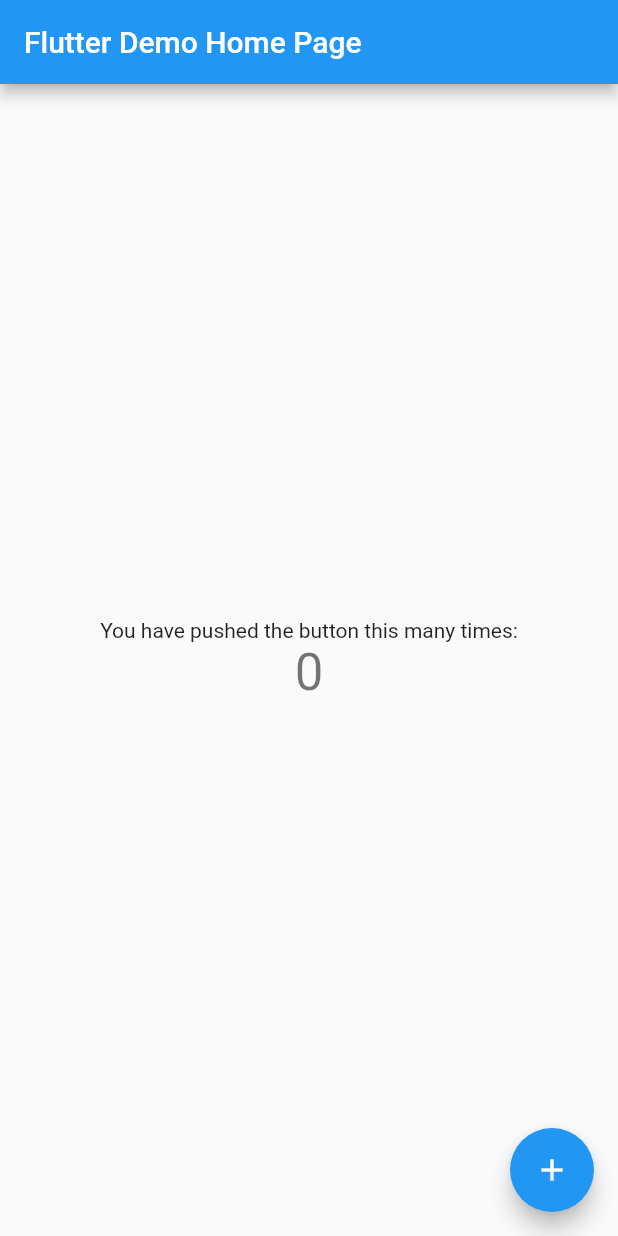
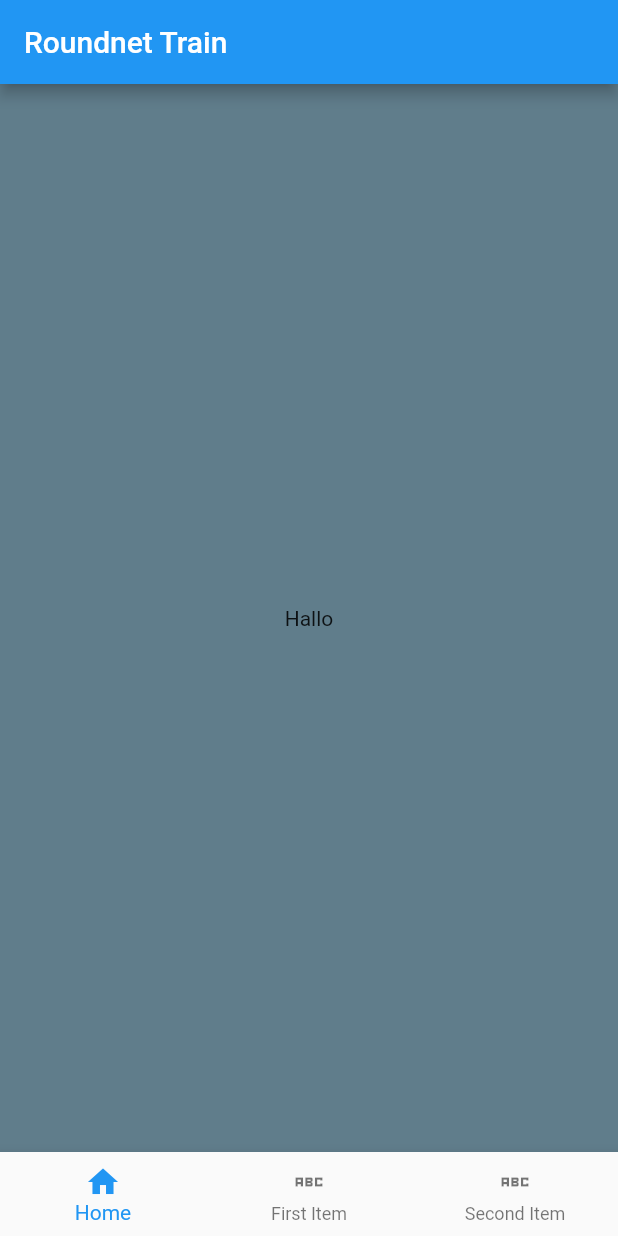
Before and after one commit to adiettrich/roundnetTrain, a Flutter app: the screen it shows after launch, on a phone screen of 412 x 824 dp. Run offline on Flutter 3.47's test engine with Material 2 defaults, Android fonts, the phone set to English and light mode, and no system bars; our stand-ins replace flutter_modular.

Commit message:
inital project structure

```diff
--- /dev/null
+++ b/app/lib/Home/homepage.dart
@@ -0,0 +1,18 @@
+import 'package:app/Home/navigationBar.dart';
+import 'package:flutter/material.dart';
+
+class MyHomePage extends StatelessWidget {
+  const MyHomePage({Key? key}) : super(key: key);
+
+  @override
+  Widget build(BuildContext context) {
+    return Scaffold(
+      appBar: AppBar(title: const Text("Roundnet Train")),
+      body: const Center(
+        child: Text("Hallo"),
+      ),
+      backgroundColor: Colors.blueGrey,
+      bottomNavigationBar: const MyNavigationBar(),
+    );
+  }
+}
--- /dev/null
+++ b/app/lib/Home/homescreen.dart
@@ -0,0 +1,10 @@
+import 'package:flutter/material.dart';
+
+class MyHomeScreen extends StatelessWidget {
+  const MyHomeScreen({Key? key}) : super(key: key);
+
+  @override
+  Widget build(BuildContext context) {
+    return Container();
+  }
+}
--- /dev/null
+++ b/app/lib/Home/navigationBar.dart
@@ -0,0 +1,23 @@
+import 'package:flutter/material.dart';
+
+class MyNavigationBar extends StatelessWidget {
+  const MyNavigationBar({Key? key}) : super(key: key);
+
+  @override
+  Widget build(BuildContext context) {
+    return BottomNavigationBar(
+      items: const [
+        BottomNavigationBarItem(label: "Home", icon: Icon(Icons.home)),
+        BottomNavigationBarItem(
+            label: "First Item", icon: Icon(Icons.abc_sharp)),
+        BottomNavigationBarItem(
+            label: "Second Item", icon: Icon(Icons.abc_sharp))
+      ],
+      onTap: (value) => onClick(value),
+    );
+  }
+
+  void onClick(var value) {
+    //TODO
+  }
+}
--- /dev/null
+++ b/app/lib/app.dart
@@ -0,0 +1,18 @@
+import 'package:flutter/material.dart';
+
+import 'Home/homepage.dart';
+
+class TrainApp extends StatelessWidget {
+  const TrainApp({super.key});
+
+  @override
+  Widget build(BuildContext context) {
+    return MaterialApp(
+      title: 'Flutter Demo',
+      theme: ThemeData(
+        primarySwatch: Colors.blue,
+      ),
+      home: const MyHomePage(),
+    );
+  }
+}
--- /dev/null
+++ b/app/lib/app_module.dart
@@ -0,0 +1,13 @@
+import 'package:flutter_modular/flutter_modular.dart';
+
+class TrainAppModule extends Module {
+  @override
+  List<Bind<Object>> get binds {
+    return [];
+  }
+
+  @override
+  List<ModularRoute> get routes {
+    return [];
+  }
+}
--- a/app/lib/main.dart
+++ b/app/lib/main.dart
@@ -1,115 +1,9 @@
+import 'package:app/app_module.dart';
 import 'package:flutter/material.dart';
+import 'package:flutter_modular/flutter_modular.dart';
+
+import 'app.dart';
 
 void main() {
-  runApp(const MyApp());
+  runApp(ModularApp(module: TrainAppModule(), child: const TrainApp()));
 }
-
-class MyApp extends StatelessWidget {
-  const MyApp({super.key});
-
-  // This widget is the root of your application.
-  @override
-  Widget build(BuildContext context) {
-    return MaterialApp(
-      title: 'Flutter Demo',
-      theme: ThemeData(
-        // This is the theme of your application.
-        //
-        // Try running your application with "flutter run". You'll see the
-        // application has a blue toolbar. Then, without quitting the app, try
-        // changing the primarySwatch below to Colors.green and then invoke
-        // "hot reload" (press "r" in the console where you ran "flutter run",
-        // or simply save your changes to "hot reload" in a Flutter IDE).
-        // Notice that the counter didn't reset back to zero; the application
-        // is not restarted.
-        primarySwatch: Colors.blue,
-      ),
-      home: const MyHomePage(title: 'Flutter Demo Home Page'),
-    );
-  }
-}
-
-class MyHomePage extends StatefulWidget {
-  const MyHomePage({super.key, required this.title});
-
-  // This widget is the home page of your application. It is stateful, meaning
-  // that it has a State object (defined below) that contains fields that affect
-  // how it looks.
-
-  // This class is the configuration for the state. It holds the values (in this
-  // case the title) provided by the parent (in this case the App widget) and
-  // used by the build method of the State. Fields in a Widget subclass are
-  // always marked "final".
-
-  final String title;
-
-  @override
-  State<MyHomePage> createState() => _MyHomePageState();
-}
-
-class _MyHomePageState extends State<MyHomePage> {
-  int _counter = 0;
-
-  void _incrementCounter() {
-    setState(() {
-      // This call to setState tells the Flutter framework that something has
-      // changed in this State, which causes it to rerun the build method below
-      // so that the display can reflect the updated values. If we changed
-      // _counter without calling setState(), then the build method would not be
-      // called again, and so nothing would appear to happen.
-      _counter++;
-    });
-  }
-
-  @override
-  Widget build(BuildContext context) {
-    // This method is rerun every time setState is called, for instance as done
-    // by the _incrementCounter method above.
-    //
-    // The Flutter framework has been optimized to make rerunning build methods
-    // fast, so that you can just rebuild anything that needs updating rather
-    // than having to individually change instances of widgets.
-    return Scaffold(
-      appBar: AppBar(
-        // Here we take the value from the MyHomePage object that was created by
-        // the App.build method, and use it to set our appbar title.
-        title: Text(widget.title),
-      ),
-      body: Center(
-        // Center is a layout widget. It takes a single child and positions it
-        // in the middle of the parent.
-        child: Column(
-          // Column is also a layout widget. It takes a list of children and
-          // arranges them vertically. By default, it sizes itself to fit its
-          // children horizontally, and tries to be as tall as its parent.
-          //
-          // Invoke "debug painting" (press "p" in the console, choose the
-          // "Toggle Debug Paint" action from the Flutter Inspector in Android
-          // Studio, or the "Toggle Debug Paint" command in Visual Studio Code)
-          // to see the wireframe for each widget.
-          //
-          // Column has various properties to control how it sizes itself and
-          // how it positions its children. Here we use mainAxisAlignment to
-          // center the children vertically; the main axis here is the vertical
-          // axis because Columns are vertical (the cross axis would be
-          // horizontal).
-          mainAxisAlignment: MainAxisAlignment.center,
-          children: <Widget>[
-            const Text(
-              'You have pushed the button this many times:',
-            ),
-            Text(
-              '$_counter',
-              style: Theme.of(context).textTheme.headline4,
-            ),
-          ],
-        ),
-      ),
-      floatingActionButton: FloatingActionButton(
-        onPressed: _incrementCounter,
-        tooltip: 'Increment',
-        child: const Icon(Icons.add),
-      ), // This trailing comma makes auto-formatting nicer for build methods.
-    );
-  }
-}
--- a/app/pubspec.yaml
+++ b/app/pubspec.yaml
@@ -31,6 +31,7 @@
 dependencies:
   flutter:
     sdk: flutter
+  flutter_modular: any
 
 
   # The following adds the Cupertino Icons font to your application.
```
Also changed, not shown: app/pubspec.lock, docker-compose.yaml (added), 2 other files.
